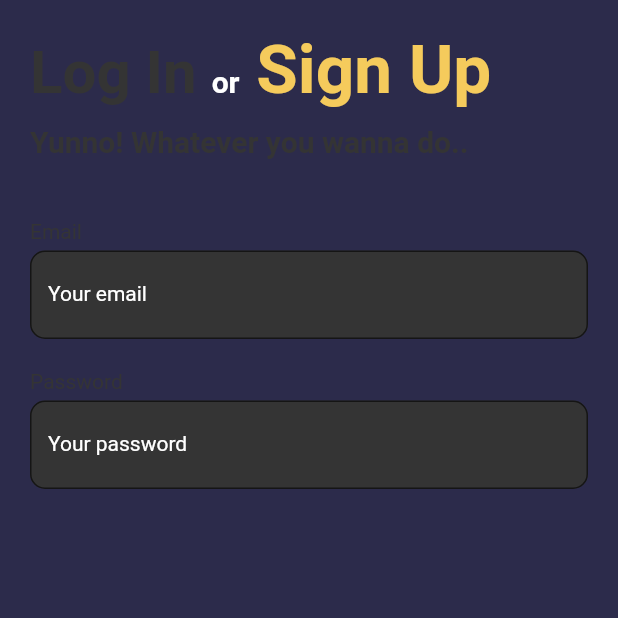
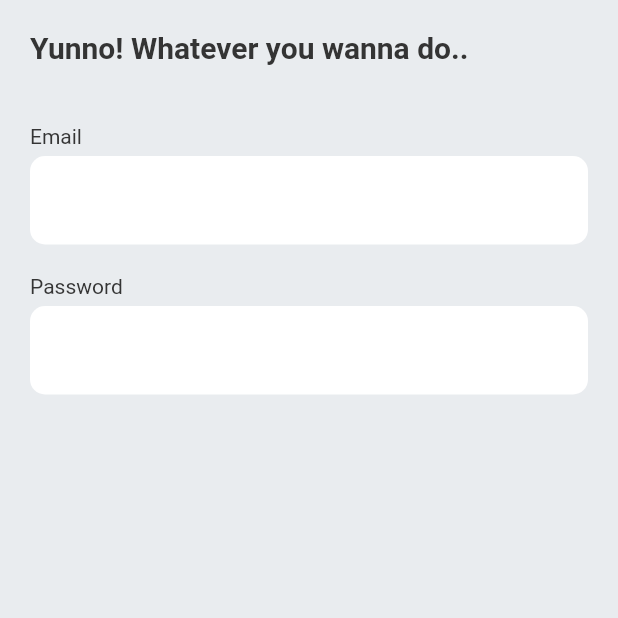
Before and after one commit to thenifemi/jottr, a Flutter app: the screen it shows after launch, on a phone screen of 412 x 824 dp, the top half of it. Run offline on Flutter 3.47's test engine with Material 2 defaults, Android fonts, the phone set to English and light mode, and no system bars; our stand-ins replace bloc, dartz, equatable, firebase_auth, firebase_core, flutter_bloc and 4 more; accounts and stored records are empty; generated files the repository leaves out were written again.

Commit message:
added assets

```diff
--- a/lib/presentation/core/app_widget.dart
+++ b/lib/presentation/core/app_widget.dart
@@ -1,5 +1,6 @@
 import 'package:flutter/material.dart';
 import 'package:flutter/services.dart';
+import 'package:jottr/presentation/core/colors.dart';
 
 import '../sign_in/sign_in_screen.dart';
 
@@ -10,18 +11,19 @@ class AppWidget extends StatelessWidget {
       debugShowCheckedModeBanner: false,
       title: 'Jottr',
       theme: ThemeData(
-        primaryColor: Colors.white,
+        primaryColor: AppColors.primarySmoke,
         accentColor: Colors.white30,
         inputDecorationTheme: InputDecorationTheme(
           border: OutlineInputBorder(
             borderRadius: BorderRadius.circular(10.0),
+            borderSide: BorderSide.none,
           ),
         ),
       ),
       home: AnnotatedRegion<SystemUiOverlayStyle>(
           value: const SystemUiOverlayStyle(
             statusBarColor: Colors.transparent,
-            statusBarIconBrightness: Brightness.light,
+            statusBarIconBrightness: Brightness.dark,
           ),
           child: SignInScreen()),
     );
--- a/lib/presentation/core/colors.dart
+++ b/lib/presentation/core/colors.dart
@@ -4,4 +4,6 @@ class AppColors {
   static const Color primaryDark = Color(0xFF2C2B4B);
   static const Color primarygray = Color(0xFF343434);
   static const Color primaryOrange = Color(0xFFf5cb5c);
+  static const Color primarySmoke = Color(0xFFF8F9FA);
+  static const Color darkSmoke = Color(0xFFE9ECEF);
 }
--- a/lib/presentation/sign_in/sign_in_screen.dart
+++ b/lib/presentation/sign_in/sign_in_screen.dart
@@ -10,7 +10,7 @@ class SignInScreen extends StatelessWidget {
   @override
   Widget build(BuildContext context) {
     return Scaffold(
-      backgroundColor: AppColors.primaryDark,
+      backgroundColor: AppColors.darkSmoke,
       body: BlocProvider(
         create: (context) => getIt<SignInFormBloc>(),
         child: SignInFormWidget(),
--- a/lib/presentation/sign_in/widgets/sign_in_form_widget.dart
+++ b/lib/presentation/sign_in/widgets/sign_in_form_widget.dart
@@ -16,32 +16,6 @@ class SignInFormWidget extends StatelessWidget {
               physics: const BouncingScrollPhysics(),
               children: [
                 const SizedBox(height: 20.0),
-                RichText(
-                  text: const TextSpan(
-                    children: [
-                      TextSpan(text: "Log In "),
-                      TextSpan(
-                        text: "or",
-                        style: TextStyle(
-                            fontSize: 20.0,
-                            fontWeight: FontWeight.bold,
-                            color: Colors.white),
-                      ),
-                      TextSpan(
-                        text: " Sign Up",
-                        style: TextStyle(
-                            fontSize: 45.0,
-                            fontWeight: FontWeight.bold,
-                            color: AppColors.primaryOrange),
-                      ),
-                    ],
-                    style: TextStyle(
-                        fontSize: 40.0,
-                        fontWeight: FontWeight.bold,
-                        color: AppColors.primarygray),
-                  ),
-                ),
-                const SizedBox(height: 10.0),
                 const Text(
                   "Yunno! Whatever you wanna do..",
                   style: TextStyle(
@@ -70,7 +44,7 @@ class SignInFormWidget extends StatelessWidget {
                           fontSize: 14.0,
                         ),
                         floatingLabelBehavior: FloatingLabelBehavior.never,
-                        fillColor: AppColors.primarygray,
+                        fillColor: Colors.white,
                         filled: true,
                       ),
                       autocorrect: false,
@@ -99,7 +73,7 @@ class SignInFormWidget extends StatelessWidget {
                           fontSize: 14.0,
                         ),
                         floatingLabelBehavior: FloatingLabelBehavior.never,
-                        fillColor: AppColors.primarygray,
+                        fillColor: Colors.white,
                         filled: true,
                       ),
                       autocorrect: false,
```
